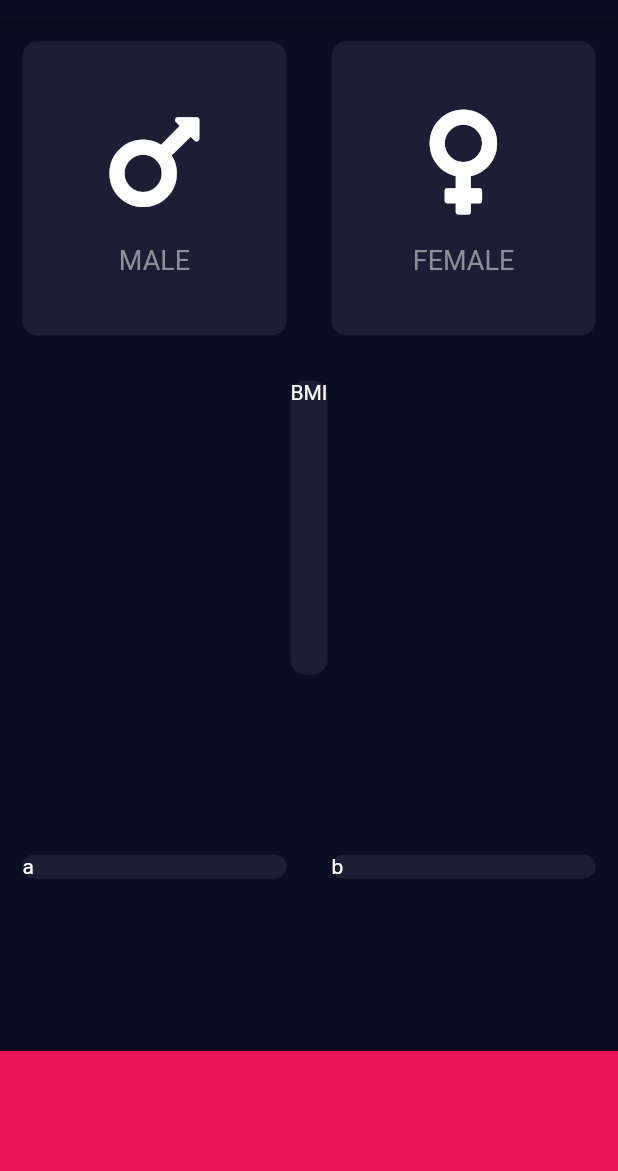
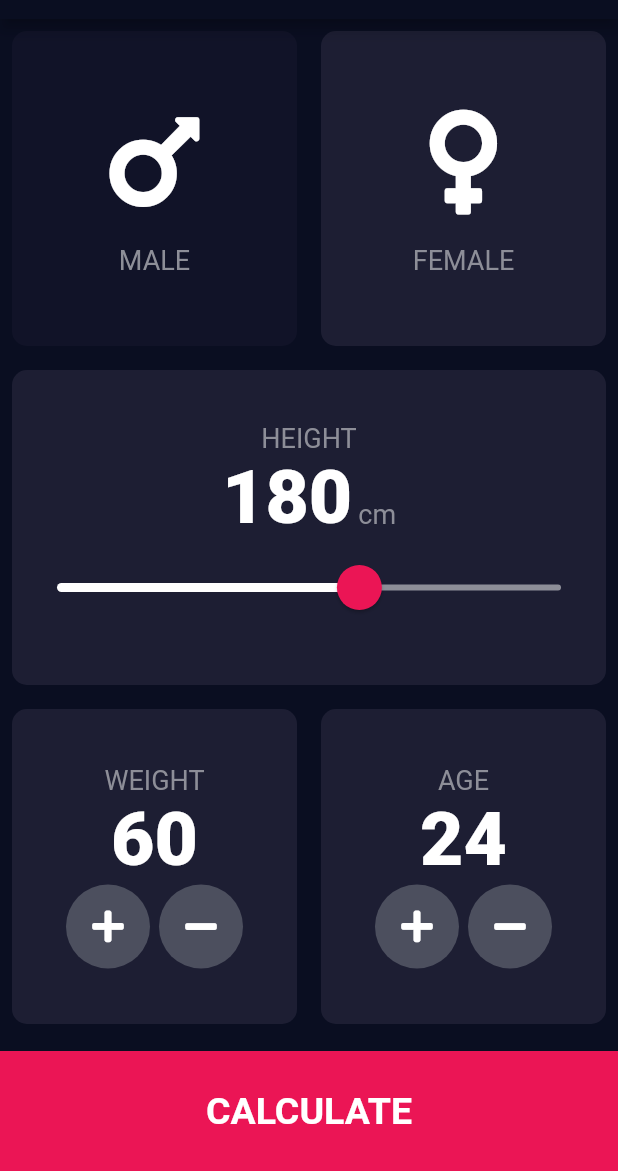
Before and after one commit to kmrosiek/bmicalculator, a Flutter app: the screen it shows after launch, on a phone screen of 412 x 824 dp, the part 65-1236 px from its top. Run offline on Flutter 3.47's test engine with Material 2 defaults, Android fonts, the phone set to English and light mode, and no system bars; our stand-ins replace font_awesome_flutter.

Commit message:
version 1.0

```diff
--- /dev/null
+++ b/lib/bmi_calculator.dart
@@ -0,0 +1,47 @@
+import 'package:flutter/material.dart';
+
+class BMICalculator {
+  BMICalculator(this.height, this.weight) {
+    bmi = (weight / ((height / 100) * (height / 100)));
+    if (bmi < 18.5) {
+      statusColor = Colors.yellow;
+      statusText = "UNDERWEIGHT";
+      statusDescription = "You have a lower than normal body weight. Try to eat more.";
+    } else if (bmi >= 18.5 && bmi < 25) {
+      statusColor = Colors.green;
+      statusText = "NORMAL";
+      statusDescription = "Excellent! You have right BMI.";
+    } else if (bmi >= 25 && bmi < 30) {
+      statusColor = Colors.yellow;
+      statusText = "OVERWEIGHT";
+      statusDescription = "You have a higher than normal body weight. Try to exercise more.";
+    } else {
+      statusColor = Colors.red;
+      statusText = "OBESE";
+      statusDescription = "You have much higher than normal body weight. Try to exercise more!";
+    }
+  }
+
+  final int height;
+  final int weight;
+  double bmi = 0;
+  Color statusColor = Colors.white;
+  String statusText = "";
+  String statusDescription = "";
+
+  String getBMI() {
+    return bmi.toStringAsFixed(1);
+  }
+
+  Color getStatusColor() {
+    return statusColor;
+  }
+
+  String getStatusText() {
+    return statusText;
+  }
+
+  String getStatusDescripton() {
+    return statusDescription;
+  }
+}
--- /dev/null
+++ b/lib/components/bottom_button.dart
@@ -0,0 +1,25 @@
+
+import 'package:flutter/material.dart';
+
+import '../constants.dart';
+
+class BottomButton extends StatelessWidget {
+  const BottomButton({required this.onTap, required this.label});
+
+  final void Function() onTap;
+  final String label;
+
+  @override
+  Widget build(BuildContext context) {
+    return GestureDetector(
+      onTap: onTap,
+      child: Container(
+        child: Center(child: Text(label, style: kLargeButtonStyle)),
+        color: bottomContainerColor,
+        margin: EdgeInsets.only(top: 10.0),
+        width: double.infinity,
+        height: bottomContainerHeight,
+      ),
+    );
+  }
+}
--- a/lib/icon_content.dart
+++ b/lib/components/icon_content.dart
@@ -1,5 +1,5 @@
-
 import 'package:flutter/material.dart';
+import 'package:linkedin07bmicalculator/constants.dart';
 
 class GenderCard extends StatelessWidget {
   const GenderCard({required this.text, required this.icon});
@@ -15,8 +15,8 @@ class GenderCard extends StatelessWidget {
         Icon(icon, size: 80.0),
         SizedBox(height: 15.0),
         Text(text,
-            style:
-                TextStyle(fontSize: 18.0, color: Color(0xFF8D8E98))),
+              style: kLabelTextStyle
+        )
       ],
     );
   }
--- /dev/null
+++ b/lib/components/reusable_card.dart
@@ -0,0 +1,26 @@
+
+import 'package:flutter/material.dart';
+import 'package:linkedin07bmicalculator/constants.dart';
+
+class ReusableCard extends StatelessWidget {
+  ReusableCard({this.backgroundColor = reusableCardColor, required this.cardChild, required this.onTap});
+
+  final Color backgroundColor;
+  final Widget cardChild;
+  final void Function() onTap;
+
+  @override
+  Widget build(BuildContext context) {
+    return GestureDetector(
+      onTap: onTap,
+      child: Container(
+          child: cardChild,
+          margin: EdgeInsets.all(8.0),
+          decoration: BoxDecoration(
+            color: backgroundColor,
+            borderRadius: BorderRadius.circular(10.0),
+          ),
+        ),
+    );
+  }
+}
--- /dev/null
+++ b/lib/components/round_icon_button.dart
@@ -0,0 +1,24 @@
+
+import 'package:flutter/material.dart';
+
+class RoundIconButton extends StatelessWidget {
+  const RoundIconButton({required this.icon, required this.onPressed});
+
+  final IconData icon;
+  final void Function() onPressed;
+
+  @override
+  Widget build(BuildContext context) {
+    return RawMaterialButton(
+      child: Icon(icon),
+      elevation: 0.0,
+      constraints: BoxConstraints.tightFor(
+        width: 56.0,
+        height: 56.0,
+      ),
+      shape: CircleBorder(),
+      fillColor: Color(0xFF4C4F5E),
+      onPressed: onPressed,
+    );
+  }
+}
--- /dev/null
+++ b/lib/constants.dart
@@ -0,0 +1,21 @@
+import 'package:flutter/material.dart';
+
+const bottomContainerHeight = 80.0;
+const bottomContainerColor = Color(0xFFEB1555);
+const reusableCardColor = Color(0xFF1D1E33);
+const inactiveCardColor = Color(0xFF111328);
+
+const kLabelTextStyle = TextStyle(
+  fontSize: 18.0,
+  color: Color(0xFF8D8E98),
+);
+
+const kFatLabelTextStyle = TextStyle(
+  fontSize: 50.0,
+  fontWeight: FontWeight.w900,
+);
+
+const kLargeButtonStyle = TextStyle(
+  fontSize: 25.0,
+  fontWeight: FontWeight.bold,
+);
--- a/lib/input_page.dart
+++ /dev/null
@@ -1,62 +0,0 @@
-import 'package:flutter/material.dart';
-import 'package:font_awesome_flutter/font_awesome_flutter.dart';
-import 'package:linkedin07bmicalculator/reusable_card.dart';
-
-import 'icon_content.dart';
-
-const bottomContainerHeight = 80.0;
-const bottomContainerColor = Color(0xFFEB1555);
-const reusableCardColor = Color(0xFF1D1E33);
-
-class InputPage extends StatefulWidget {
-  @override
-  _InputPageState createState() => _InputPageState();
-}
-
-class _InputPageState extends State<InputPage> {
-  @override
-  Widget build(BuildContext context) {
-    return Scaffold(
-      appBar: AppBar(
-        title: Text('BMI CALCULATOR'),
-      ),
-      body: Column(
-        children: [
-          Expanded(
-              child: Row(children: [
-            ReusableCard(
-              backgroundColor: reusableCardColor,
-              cardChild: GenderCard(text: 'MALE', icon: FontAwesomeIcons.mars),
-            ),
-            ReusableCard(
-              backgroundColor: reusableCardColor,
-              cardChild:
-                  GenderCard(text: 'FEMALE', icon: FontAwesomeIcons.venus),
-            ),
-          ])),
-          ReusableCard(
-            backgroundColor: reusableCardColor,
-            cardChild: Text('BMI'),
-          ),
-          Expanded(
-              child: Row(children: [
-            ReusableCard(
-              backgroundColor: reusableCardColor,
-              cardChild: Text('a'),
-            ),
-            ReusableCard(
-              backgroundColor: reusableCardColor,
-              cardChild: Text('b'),
-            ),
-          ])),
-          Container(
-            color: bottomContainerColor,
-            margin: EdgeInsets.only(top: 10.0),
-            width: double.infinity,
-            height: bottomContainerHeight,
-          )
-        ],
-      ),
-    );
-  }
-}
--- a/lib/main.dart
+++ b/lib/main.dart
@@ -1,5 +1,5 @@
 import 'package:flutter/material.dart';
-import 'input_page.dart';
+import 'package:linkedin07bmicalculator/screens/input_page.dart';
 
 void main() => runApp(BMICalculator());
 
--- a/lib/reusable_card.dart
+++ /dev/null
@@ -1,23 +0,0 @@
-
-import 'package:flutter/material.dart';
-
-class ReusableCard extends StatelessWidget {
-  ReusableCard({required this.backgroundColor, required this.cardChild});
-
-  final Color backgroundColor;
-  final Widget cardChild;
-
-  @override
-  Widget build(BuildContext context) {
-    return Expanded(
-      child: Container(
-        child: cardChild,
-        margin: EdgeInsets.all(15.0),
-        decoration: BoxDecoration(
-          color: backgroundColor,
-          borderRadius: BorderRadius.circular(10.0),
-        ),
-      ),
-    );
-  }
-}
--- /dev/null
+++ b/lib/screens/input_page.dart
@@ -0,0 +1,207 @@
+import 'package:flutter/material.dart';
+import 'package:font_awesome_flutter/font_awesome_flutter.dart';
+import 'package:linkedin07bmicalculator/components/bottom_button.dart';
+import 'package:linkedin07bmicalculator/components/icon_content.dart';
+import 'package:linkedin07bmicalculator/components/reusable_card.dart';
+import 'package:linkedin07bmicalculator/components/round_icon_button.dart';
+import 'package:linkedin07bmicalculator/constants.dart';
+import 'package:linkedin07bmicalculator/screens/result_page.dart';
+import 'package:linkedin07bmicalculator/bmi_calculator.dart';
+
+class InputPage extends StatefulWidget {
+  @override
+  _InputPageState createState() => _InputPageState();
+}
+
+class _InputPageState extends State<InputPage> {
+  Color maleCardColor = inactiveCardColor;
+  static const MALE = true;
+  bool maleActive = false;
+  Color femaleCardColor = reusableCardColor;
+  int height = 180;
+  int weight = 60;
+  int age = 24;
+
+  void setMaleActive(bool active) {
+    maleActive = active;
+  }
+
+  @override
+  Widget build(BuildContext context) {
+    return Scaffold(
+      appBar: AppBar(
+        title: Text('BMI CALCULATOR'),
+      ),
+      body: Column(
+        crossAxisAlignment: CrossAxisAlignment.stretch,
+        children: [
+          Expanded(
+            child: Row(children: [
+              Expanded(
+                child: ReusableCard(
+                  onTap: () {
+                    setState(() {
+                      setMaleActive(MALE);
+                    });
+                  },
+                  backgroundColor:
+                      maleActive ? reusableCardColor : inactiveCardColor,
+                  cardChild:
+                      GenderCard(text: 'MALE', icon: FontAwesomeIcons.mars),
+                ),
+              ),
+              Expanded(
+                child: ReusableCard(
+                  onTap: () {
+                    setState(() {
+                      setMaleActive(!MALE);
+                    });
+                  },
+                  backgroundColor:
+                      maleActive ? inactiveCardColor : reusableCardColor,
+                  cardChild:
+                      GenderCard(text: 'FEMALE', icon: FontAwesomeIcons.venus),
+                ),
+              ),
+            ]),
+          ),
+          Expanded(
+            child: ReusableCard(
+                onTap: () {},
+                backgroundColor: reusableCardColor,
+                cardChild: Column(
+                  mainAxisAlignment: MainAxisAlignment.center,
+                  children: [
+                    Text('HEIGHT', style: kLabelTextStyle),
+                    Row(
+                      mainAxisAlignment: MainAxisAlignment.center,
+                      crossAxisAlignment: CrossAxisAlignment.baseline,
+                      textBaseline: TextBaseline.alphabetic,
+                      children: [
+                        Text(
+                          height.toString(),
+                          style: kFatLabelTextStyle,
+                        ),
+                        SizedBox(width: 4.0),
+                        Text(
+                          'cm',
+                          style: kLabelTextStyle,
+                        )
+                      ],
+                    ),
+                    SliderTheme(
+                      data: SliderTheme.of(context).copyWith(
+                        thumbShape:
+                            RoundSliderThumbShape(enabledThumbRadius: 15.0),
+                        overlayShape:
+                            RoundSliderOverlayShape(overlayRadius: 30.0),
+                        thumbColor: Color(0xFFEB1555),
+                        overlayColor: Color(0x29EB1555),
+                        activeTrackColor: Colors.white,
+                        inactiveTrackColor: Color(0xFF8D8E98),
+                      ),
+                      child: Slider(
+                        value: height.toDouble(),
+                        min: 120.0,
+                        max: 220.0,
+                        onChanged: (double newValue) {
+                          setState(() {
+                            height = newValue.toInt();
+                          });
+                        },
+                      ),
+                    ),
+                  ],
+                )),
+          ),
+          Expanded(
+              child: Row(children: [
+            Expanded(
+              child: ReusableCard(
+                  onTap: () {},
+                  backgroundColor: reusableCardColor,
+                  cardChild: Column(
+                    mainAxisAlignment: MainAxisAlignment.center,
+                    children: [
+                      Text('WEIGHT', style: kLabelTextStyle),
+                      Text(weight.toString(), style: kFatLabelTextStyle),
+                      Row(
+                        mainAxisAlignment: MainAxisAlignment.center,
+                        children: [
+                          RoundIconButton(
+                            icon: FontAwesomeIcons.plus,
+                            onPressed: () {
+                              setState(() {
+                                if (weight < 200) weight++;
+                              });
+                            },
+                          ),
+                          SizedBox(width: 6.0),
+                          RoundIconButton(
+                            icon: FontAwesomeIcons.minus,
+                            onPressed: () {
+                              setState(() {
+                                if (weight > 1) weight--;
+                              });
+                            },
+                          ),
+                        ],
+                      )
+                    ],
+                  )),
+            ),
+            Expanded(
+              child: ReusableCard(
+                  onTap: () {},
+                  backgroundColor: reusableCardColor,
+                  cardChild: Column(
+                    mainAxisAlignment: MainAxisAlignment.center,
+                    children: [
+                      Text('AGE', style: kLabelTextStyle),
+                      Text(age.toString(), style: kFatLabelTextStyle),
+                      Row(
+                        mainAxisAlignment: MainAxisAlignment.center,
+                        children: [
+                          RoundIconButton(
+                            icon: FontAwesomeIcons.plus,
+                            onPressed: () {
+                              setState(() {
+                                if (age < 120) age++;
+                              });
+                            },
+                          ),
+                          SizedBox(width: 6.0),
+                          RoundIconButton(
+                            icon: FontAwesomeIcons.minus,
+                            onPressed: () {
+                              setState(() {
+                                if (age > 1) age--;
+                              });
+                            },
+                          ),
+                        ],
+                      )
+                    ],
+                  )),
+            ),
+          ])),
+          BottomButton(
+            label: 'CALCULATE',
+            onTap: () {
+              BMICalculator bmi = BMICalculator(height, weight);
+              Navigator.push(
+                  context,
+                  MaterialPageRoute(
+                      builder: (context) => ResultPage(
+                            bmi: bmi.getBMI(),
+                            weightStatusColor: bmi.getStatusColor(),
+                            weightStatusLabel: bmi.getStatusText(),
+                            weightStatusDescription: bmi.getStatusDescripton(),
+                          )));
+            },
+          )
+        ],
+      ),
+    );
+  }
+}
```
Also changed, not shown: lib/screens/result_page.dart (added, +66 -0 lines).
